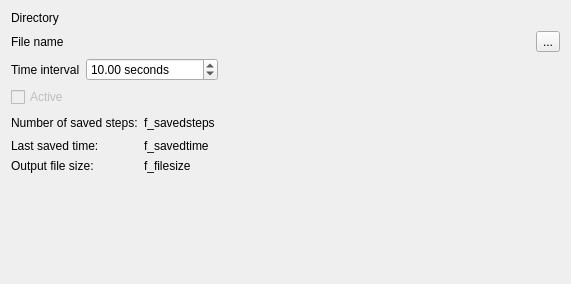
Old version of the form src/saveprogress.ui in the repository hobrasoft/simul6.
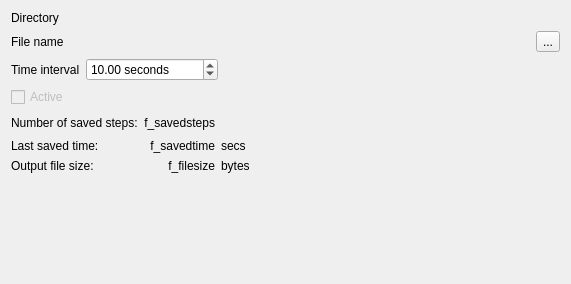
New version of the form.

Commit message: Added units to some labels

Diff of the .ui file:
```diff
--- a/src/saveprogress.ui
+++ b/src/saveprogress.ui
@@ -44,6 +44,9 @@
        <property name="text">
         <string>f_savedsteps</string>
        </property>
+       <property name="alignment">
+        <set>Qt::AlignRight|Qt::AlignTrailing|Qt::AlignVCenter</set>
+       </property>
       </widget>
      </item>
      <item row="1" column="0">
@@ -58,6 +61,9 @@
        <property name="text">
         <string>f_savedtime</string>
        </property>
+       <property name="alignment">
+        <set>Qt::AlignRight|Qt::AlignTrailing|Qt::AlignVCenter</set>
+       </property>
       </widget>
      </item>
      <item row="2" column="1">
@@ -65,6 +71,9 @@
        <property name="text">
         <string>f_filesize</string>
        </property>
+       <property name="alignment">
+        <set>Qt::AlignRight|Qt::AlignTrailing|Qt::AlignVCenter</set>
+       </property>
       </widget>
      </item>
      <item row="2" column="0">
@@ -94,6 +103,20 @@
        </property>
       </spacer>
      </item>
+     <item row="1" column="2">
+      <widget class="QLabel" name="label_6">
+       <property name="text">
+        <string>secs</string>
+       </property>
+      </widget>
+     </item>
+     <item row="2" column="2">
+      <widget class="QLabel" name="label_7">
+       <property name="text">
+        <string>bytes</string>
+       </property>
+      </widget>
+     </item>
     </layout>
    </item>
    <item row="0" column="0">
```
